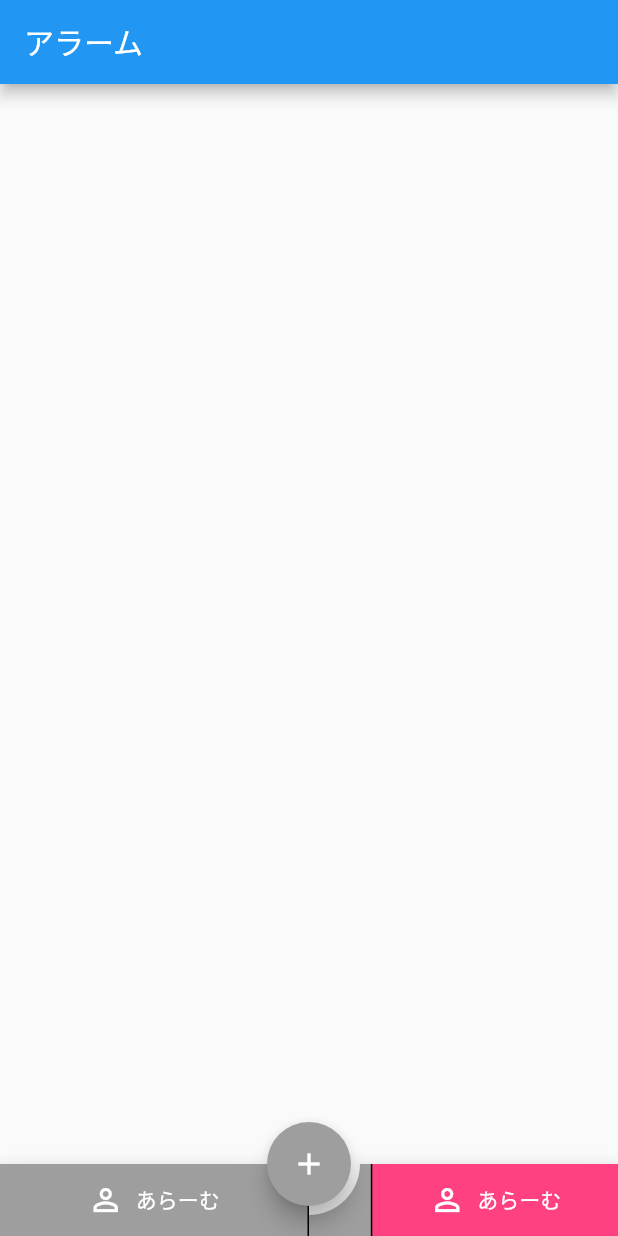
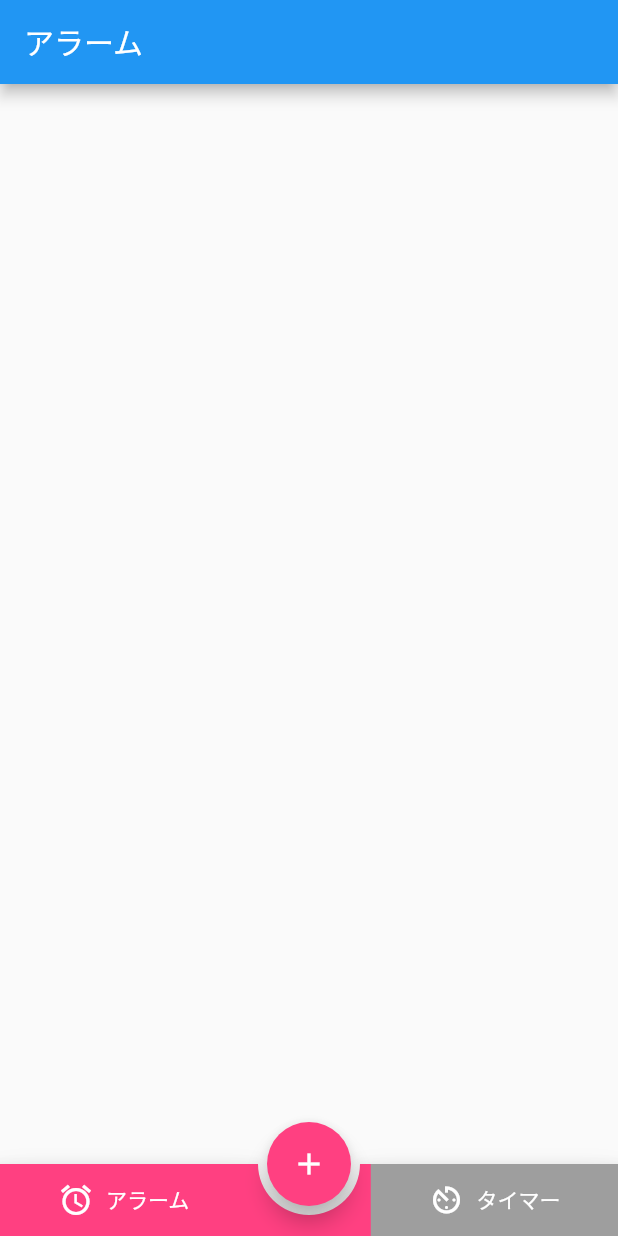
Before and after one commit to TakahitoNakayama/original_alarm, a Flutter app: the screen it shows after launch, on a phone screen of 412 x 824 dp. Run offline on Flutter 3.47's test engine with Material 2 defaults, Android fonts, the phone set to English and light mode, and no system bars.

Commit message:
ボトムバーを作成

```diff
--- a/lib/main.dart
+++ b/lib/main.dart
@@ -42,6 +42,7 @@ class AlarmPage extends StatefulWidget {
 class _AlarmPageState extends State<AlarmPage> {
 
   final isSelected = [false,false];
+  var isSelectedAlarm = true;
 
   @override
   Widget build(BuildContext context) {
@@ -53,14 +54,14 @@ class _AlarmPageState extends State<AlarmPage> {
       ),
       floatingActionButtonLocation: FloatingActionButtonLocation.centerDocked,
       floatingActionButton: FloatingActionButton(
-        backgroundColor: Colors.grey,
+        backgroundColor: Colors.pinkAccent,
         onPressed: () {},
-        child: Icon(Icons.add),
+        child: const Icon(Icons.add),
       ),
       bottomNavigationBar: BottomAppBar(
-        color: Colors.grey,
+        color: Colors.pinkAccent,
         notchMargin: 6.0,
-        shape: AutomaticNotchedShape(
+        shape: const AutomaticNotchedShape(
           RoundedRectangleBorder(),
           StadiumBorder(
             side: BorderSide(),
@@ -71,54 +72,51 @@ class _AlarmPageState extends State<AlarmPage> {
           mainAxisAlignment: MainAxisAlignment.spaceBetween,
           children: <Widget>[
             Container(
-              width: _screenSize.width * 0.5,
-              // color: Colors.black,
+              width: _screenSize.width * 0.4,
               decoration: BoxDecoration(
-                color: Colors.grey,
-                border: Border(
-                  right: BorderSide()
-                )
+                color:  isSelectedAlarm
+                    ? Colors.pinkAccent
+                    : Colors.grey,
               ),
               child: TextButton.icon(
-                label: Text(
-                  'あらーむ',
+                label: const Text(
+                  'アラーム',
                   style: TextStyle(
                       color: Colors.white
                   ),
                 ),
-                icon: Icon(
-                  Icons.person_outline,
+                icon: const Icon(
+                  Icons.access_alarm,
                   color: Colors.white,
                 ),
-                onPressed: () {},
+                onPressed: () {
+                  isSelectedAlarm = true;
+                  setState(() {});
+                },
               ),
             ),
-            // Container(
-            //   height: 30,
-            //   width: 1,
-            //   color: Colors.white,
-            // ),
             Container(
               width: _screenSize.width * 0.4,
-              // color: Colors.pinkAccent,
               decoration: BoxDecoration(
-                  color: Colors.pinkAccent,
-                  border: Border(
-                      left: BorderSide()
-                  )
+                color:  isSelectedAlarm
+                    ? Colors.grey
+                    : Colors.pinkAccent,
               ),
               child: TextButton.icon(
-                label: Text(
-                  'あらーむ',
+                label: const Text(
+                  'タイマー',
                   style: TextStyle(
                     color: Colors.white
                   ),
                 ),
-                icon: Icon(
-                  Icons.person_outline,
+                icon: const Icon(
+                  Icons.av_timer,
                   color: Colors.white,
                 ),
-                onPressed: () {},
+                onPressed: () {
+                  isSelectedAlarm = false;
+                  setState(() {});
+                },
               ),
             ),
           ],
@@ -126,7 +124,6 @@ class _AlarmPageState extends State<AlarmPage> {
       ),
       body: Center(
         child: Column(
-
         ),
       ),
     );
```
